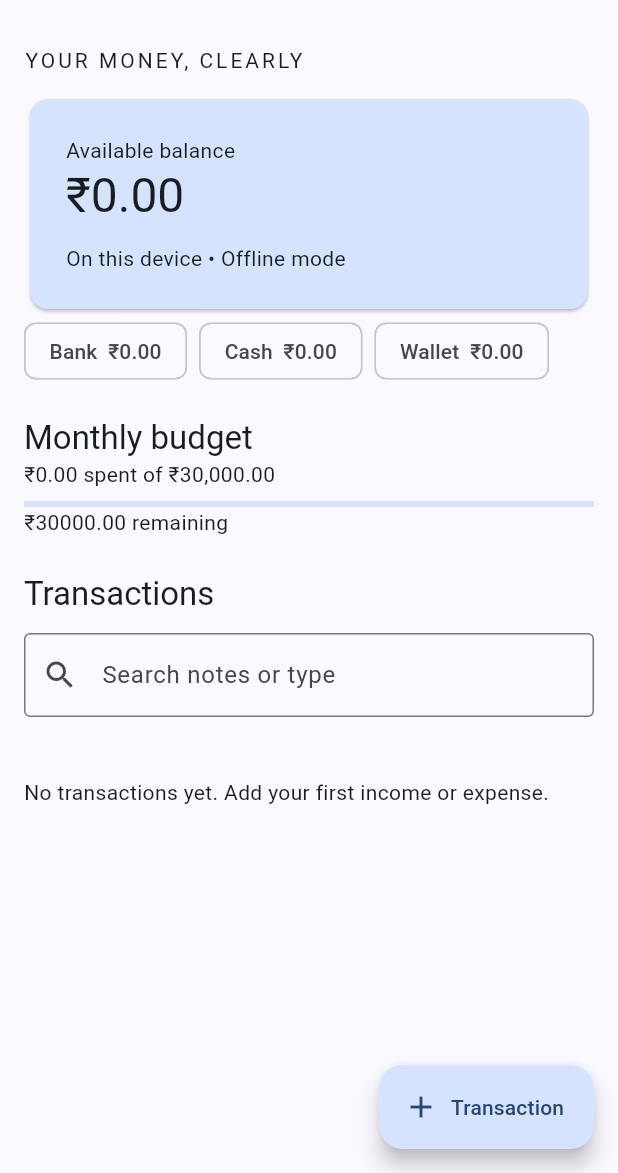
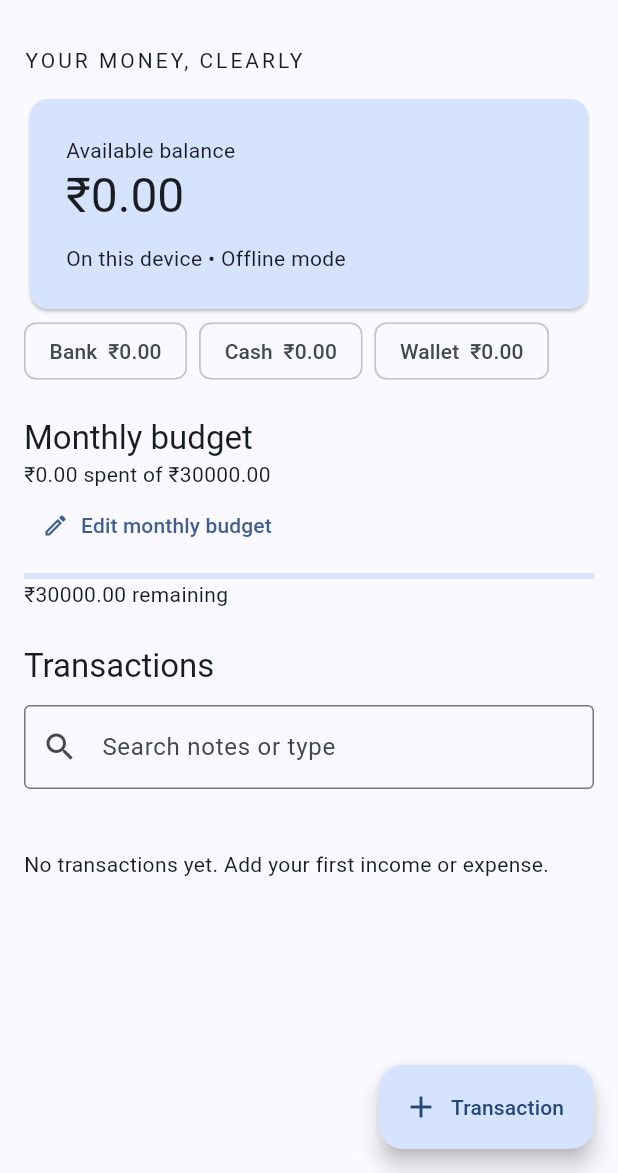
Before and after one commit to nkchauhanrkc-ship-it/EXPENCE, a Flutter app: the screen it shows after launch, after a tap on the "refresh" icon, on a phone screen of 412 x 824 dp, the part 63-1236 px from its top. Run offline on Flutter 3.47's test engine with Material 3 defaults, Android fonts, the phone set to English and light mode, and no system bars; our stand-ins replace material_ui, sqflite; accounts and stored records are empty.

Commit message:
Persist editable monthly budgets with safe schema migration

```diff
--- a/lib/core/store.dart
+++ b/lib/core/store.dart
@@ -9,9 +9,31 @@ class FinanceStore {
   final Database db;
   FinanceStore(this.db);
   static Future<FinanceStore> open() async => FinanceStore(await openDatabase(
-    p.join(await getDatabasesPath(),'rkc_expence.db'),version:1,
-    onConfigure:(db)=>db.execute('PRAGMA foreign_keys = ON'),onCreate:migrateV1,
-    onUpgrade:(db,old,next) async {throw StateError('Unsupported migration $old to $next');}));
+    p.join(await getDatabasesPath(),'rkc_expence.db'),version:2,
+    onConfigure:(db)=>db.execute('PRAGMA foreign_keys = ON'),
+    onCreate:(db,version) async {await migrateV1(db,1);await migrate(db,1,version);},
+    onUpgrade:migrate));
+
+  static Future<void> migrate(Database db,int old,int next) async {
+    if(old<2 && next>=2) {
+      await db.execute('CREATE TABLE budgets(month TEXT NOT NULL, category_id TEXT NOT NULL DEFAULT \'\', amount INTEGER NOT NULL CHECK(amount > 0), PRIMARY KEY(month,category_id))');
+    }
+  }
+  static String monthKey(DateTime month)=>'${month.year}-${month.month.toString().padLeft(2,'0')}';
+  Future<int> budget(DateTime month,{String categoryId=''}) async {
+    final rows=await db.query('budgets',where:'month = ? AND category_id = ?',whereArgs:[monthKey(month),categoryId]);
+    if(rows.isNotEmpty) return rows.first['amount'] as int;
+    if(categoryId.isNotEmpty) return 0;
+    final settings=await db.query('settings',where:'key = ?',whereArgs:['budget']);
+    return settings.isEmpty?3000000:int.parse(settings.first['value'] as String);
+  }
+  Future<void> setBudget(DateTime month,int amount,{String categoryId=''}) async {
+    if(amount<=0) throw ArgumentError('Budget must be positive.');
+    if(categoryId.isNotEmpty && (await db.query('categories',where:'id = ?',whereArgs:[categoryId])).isEmpty) {
+      throw ArgumentError('Unknown category.');
+    }
+    await db.insert('budgets',{'month':monthKey(month),'category_id':categoryId,'amount':amount},conflictAlgorithm:ConflictAlgorithm.replace);
+  }
 
   static Future<void> migrateV1(Database db, int version) async {
     await db.execute('CREATE TABLE accounts(id TEXT PRIMARY KEY, name TEXT NOT NULL, kind TEXT NOT NULL, opening INTEGER NOT NULL DEFAULT 0, archived INTEGER NOT NULL DEFAULT 0)');
--- a/lib/main.dart
+++ b/lib/main.dart
@@ -24,18 +24,37 @@ class _HomeState extends State<Home> {
   List<Map<String,Object?>> accounts=[],entries=[],cats=[];
   String? error;
   String search='';
+  int budget=3000000;
   @override void initState() {super.initState();store=widget.store;refresh();}
   Future<void> refresh() async {
     try {
       store ??= await FinanceStore.open();
       final a=await store!.accounts(),e=await store!.entries(),c=await store!.categoryList();
       final l=await store!.ledger(store!.db);
-      if(mounted) setState(() {accounts=a;entries=e;cats=c;ledger=l;error=null;});
+      final b=await store!.budget(DateTime.now());
+      if(mounted) setState(() {accounts=a;entries=e;cats=c;ledger=l;budget=b;error=null;});
     } catch(e) {if(mounted) setState(()=>error='$e');}
   }
   Future<void> edit([Map<String,Object?>? row]) async {
     await Navigator.push(context,MaterialPageRoute<void>(builder:(_)=>EntryEditor(store:store!,accounts:accounts,categories:cats,row:row)));
     await refresh();
+  }
+  Future<void> editBudget() async {
+    final controller=TextEditingController(text:'${budget~/100}.${(budget%100).toString().padLeft(2,'0')}');
+    final key=GlobalKey<FormState>();
+    final value=await showDialog<int>(context:context,builder:(c)=>AlertDialog(
+      title:const Text('This month’s budget'),
+      content:Form(key:key,child:TextFormField(controller:controller,autofocus:true,
+        keyboardType:const TextInputType.numberWithOptions(decimal:true),
+        decoration:const InputDecoration(labelText:'Monthly limit (INR)'),
+        validator:(v){try{parseMinorUnits(v?.trim()??'');return null;}catch(_){return 'Enter a positive amount with up to 2 decimal places.';}})),
+      actions:[TextButton(onPressed:()=>Navigator.pop(c),child:const Text('Cancel')),
+        FilledButton(onPressed:(){if(key.currentState!.validate()) Navigator.pop(c,parseMinorUnits(controller.text.trim()));},child:const Text('Save'))]));
+    // Dispose after the dialog route has completed its closing animation.
+    await Future<void>.delayed(const Duration(milliseconds:300));controller.dispose();
+    if(value==null) return;
+    try{await store!.setBudget(DateTime.now(),value);await refresh();}
+    catch(e){if(mounted) ScaffoldMessenger.of(context).showSnackBar(SnackBar(content:Text('Could not save budget: $e')));}
   }
   Future<void> remove(Map<String,Object?> row) async {
     final yes=await showDialog<bool>(context:context,builder:(c)=>AlertDialog(title:const Text('Delete transaction?'),content:const Text('Your balances will be recalculated.'),actions:[TextButton(onPressed:()=>Navigator.pop(c,false),child:const Text('Cancel')),FilledButton(onPressed:()=>Navigator.pop(c,true),child:const Text('Delete'))]));
@@ -55,8 +74,9 @@ class _HomeState extends State<Home> {
         if(error!=null) Text('Unable to open local data: $error'),
         if(ledger==null && error==null) const LinearProgressIndicator(),
         Wrap(spacing:8,runSpacing:8,children:accounts.map((a)=>Chip(label:Text('${a['name']}  ${money(ledger?.balance(a['id'] as String)??0)}'))).toList()),
-        const SizedBox(height:20),Text('Monthly budget',style:Theme.of(context).textTheme.titleLarge),Text('${money(spending)} spent of ₹30,000.00'),
-        const SizedBox(height:8),LinearProgressIndicator(value:(spending/3000000).clamp(0,1)),Text('${money(3000000-spending)} remaining'),
+        const SizedBox(height:20),Text('Monthly budget',style:Theme.of(context).textTheme.titleLarge),Text('${money(spending)} spent of ${money(budget)}'),
+        Align(alignment:Alignment.centerLeft,child:TextButton.icon(onPressed:store==null?null:editBudget,icon:const Icon(Icons.edit_outlined),label:const Text('Edit monthly budget'))),
+        const SizedBox(height:8),LinearProgressIndicator(value:(spending/budget).clamp(0,1)),Text('${money(budget-spending)} remaining'),
         const SizedBox(height:24),Text('Transactions',style:Theme.of(context).textTheme.titleLarge),const SizedBox(height:12),
         TextField(decoration:const InputDecoration(prefixIcon:Icon(Icons.search),labelText:'Search notes or type',border:OutlineInputBorder()),onChanged:(v)=>setState(()=>search=v.toLowerCase())),
         if(entries.isEmpty) const Padding(padding:EdgeInsets.symmetric(vertical:40),child:Text('No transactions yet. Add your first income or expense.')),
```
Also changed, not shown: 4 other files.
